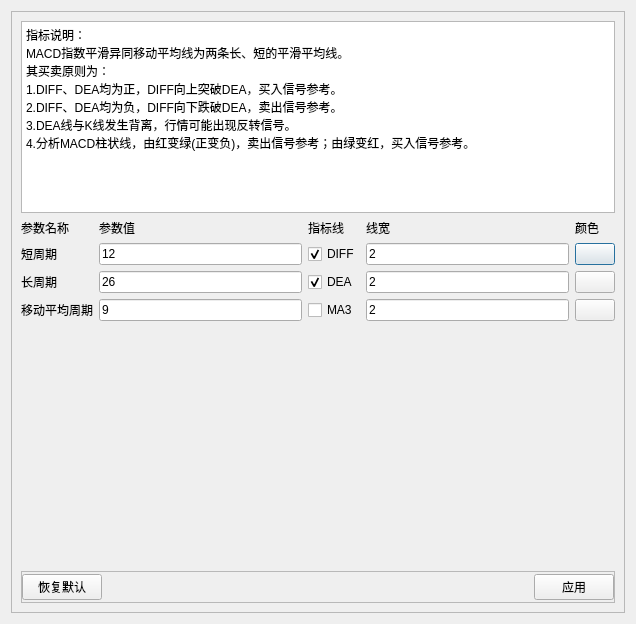
Above: src/gui/qt_widgets/MComponents/indicators/setting/MacdSettingDialog.ui from Daydreamer-AI/KLineReview before the change. Below: the same form after it.
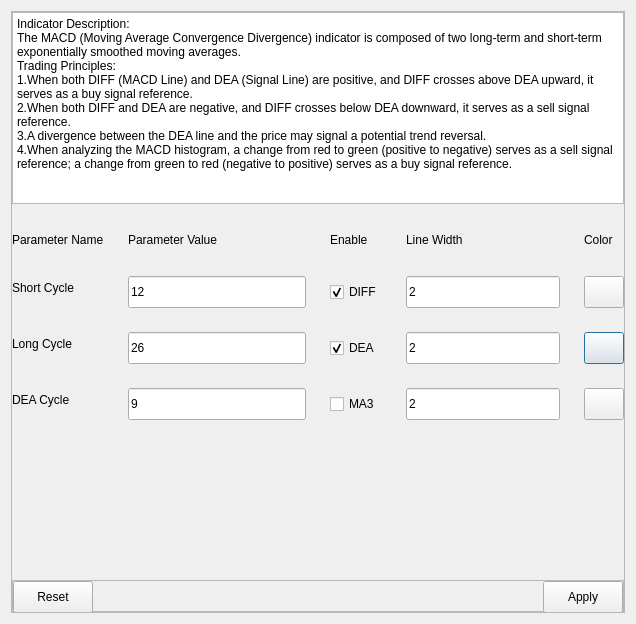
That is the form after the change. Custom widgets are drawn as their Qt base class.

Commit message: 指标设置对话框UI及国际化更新

Diff of the .ui file:
```diff
--- a/src/gui/qt_widgets/MComponents/indicators/setting/MacdSettingDialog.ui
+++ b/src/gui/qt_widgets/MComponents/indicators/setting/MacdSettingDialog.ui
@@ -23,6 +23,21 @@
       <enum>QFrame::Raised</enum>
      </property>
      <layout class="QVBoxLayout" name="verticalLayout">
+      <property name="spacing">
+       <number>24</number>
+      </property>
+      <property name="leftMargin">
+       <number>0</number>
+      </property>
+      <property name="topMargin">
+       <number>0</number>
+      </property>
+      <property name="rightMargin">
+       <number>0</number>
+      </property>
+      <property name="bottomMargin">
+       <number>0</number>
+      </property>
       <item>
        <widget class="QPlainTextEdit" name="plainTextEdit">
         <property name="sizePolicy">
@@ -35,169 +50,295 @@
          <bool>true</bool>
         </property>
         <property name="plainText">
-         <string>指标说明：
-MACD指数平滑异同移动平均线为两条长、短的平滑平均线。
-其买卖原则为：
-1.DIFF、DEA均为正，DIFF向上突破DEA，买入信号参考。
-2.DIFF、DEA均为负，DIFF向下跌破DEA，卖出信号参考。
-3.DEA线与K线发生背离，行情可能出现反转信号。
-4.分析MACD柱状线，由红变绿(正变负)，卖出信号参考；由绿变红，买入信号参考。</string>
+         <string>Indicator Description:
+The MACD (Moving Average Convergence Divergence) indicator is composed of two long-term and short-term exponentially smoothed moving averages.
+Trading Principles:
+1.When both DIFF (MACD Line) and DEA (Signal Line) are positive, and DIFF crosses above DEA upward, it serves as a buy signal reference.
+2.When both DIFF and DEA are negative, and DIFF crosses below DEA downward, it serves as a sell signal reference.
+3.A divergence between the DEA line and the price may signal a potential trend reversal.
+4.When analyzing the MACD histogram, a change from red to green (positive to negative) serves as a sell signal reference; a change from green to red (negative to positive) serves as a buy signal reference.</string>
         </property>
        </widget>
       </item>
       <item>
-       <layout class="QGridLayout" name="gridLayout">
-        <item row="0" column="0">
-         <widget class="QLabel" name="label_title_para_name">
-          <property name="text">
-           <string>参数名称</string>
-          </property>
-         </widget>
+       <layout class="QHBoxLayout" name="horizontalLayout">
+        <property name="spacing">
+         <number>24</number>
+        </property>
+        <item>
+         <layout class="QFormLayout" name="formLayout">
+          <item row="0" column="0">
+           <widget class="BodyLabel" name="label_title_para_name">
+            <property name="minimumSize">
+             <size>
+              <width>0</width>
+              <height>24</height>
+             </size>
+            </property>
+            <property name="text">
+             <string>Parameter Name</string>
+            </property>
+           </widget>
+          </item>
+          <item row="0" column="1">
+           <widget class="BodyLabel" name="label_title_para_value">
+            <property name="minimumSize">
+             <size>
+              <width>0</width>
+              <height>24</height>
+             </size>
+            </property>
+            <property name="text">
+             <string>Parameter Value</string>
+            </property>
+           </widget>
+          </item>
+          <item row="1" column="0">
+           <widget class="BodyLabel" name="label_title_ma_period">
+            <property name="text">
+             <string>Short Cycle</string>
+            </property>
+           </widget>
+          </item>
+          <item row="1" column="1">
+           <widget class="LineEdit" name="lineEdit_ma_period">
+            <property name="minimumSize">
+             <size>
+              <width>0</width>
+              <height>32</height>
+             </size>
+            </property>
+            <property name="text">
+             <string>12</string>
+            </property>
+           </widget>
+          </item>
+          <item row="2" column="0">
+           <widget class="BodyLabel" name="label_title_ma_period_1">
+            <property name="text">
+             <string>Long Cycle</string>
+            </property>
+           </widget>
+          </item>
+          <item row="2" column="1">
+           <widget class="LineEdit" name="lineEdit_ma_period_1">
+            <property name="minimumSize">
+             <size>
+              <width>0</width>
+              <height>32</height>
+             </size>
+            </property>
+            <property name="text">
+             <string>26</string>
+            </property>
+           </widget>
+          </item>
+          <item row="3" column="0">
+           <widget class="BodyLabel" name="label_title_ma_period_2">
+            <property name="text">
+             <string>DEA Cycle</string>
+            </property>
+           </widget>
+          </item>
+          <item row="3" column="1">
+           <widget class="LineEdit" name="lineEdit_ma_period_2">
+            <property name="minimumSize">
+             <size>
+              <width>0</width>
+              <height>32</height>
+             </size>
+            </property>
+            <property name="text">
+             <string>9</string>
+            </property>
+           </widget>
+          </item>
+         </layout>
         </item>
-        <item row="0" column="1">
-         <widget class="QLabel" name="label_title_para_value">
-          <property name="text">
-           <string>参数值</string>
-          </property>
-         </widget>
-        </item>
-        <item row="0" column="2">
-         <widget class="QLabel" name="label_title_indicators">
-          <property name="sizePolicy">
-           <sizepolicy hsizetype="Preferred" vsizetype="Preferred">
-            <horstretch>0</horstretch>
-            <verstretch>0</verstretch>
-           </sizepolicy>
-          </property>
-          <property name="text">
-           <string>指标线</string>
-          </property>
-         </widget>
-        </item>
-        <item row="0" column="3">
-         <widget class="QLabel" name="label_title_line_width">
-          <property name="text">
-           <string>线宽</string>
-          </property>
-         </widget>
-        </item>
-        <item row="0" column="4">
-         <widget class="QLabel" name="label_title_line_color">
-          <property name="text">
-           <string>颜色</string>
-          </property>
-         </widget>
-        </item>
-        <item row="1" column="0">
-         <widget class="QLabel" name="label_title_ma_period">
-          <property name="text">
-           <string>短周期</string>
-          </property>
-         </widget>
-        </item>
-        <item row="1" column="1">
-         <widget class="QLineEdit" name="lineEdit_ma_period">
-          <property name="text">
-           <string>12</string>
-          </property>
-         </widget>
-        </item>
-        <item row="1" column="2">
-         <widget class="QCheckBox" name="checkBox_ma">
-          <property name="text">
-           <string>DIFF</string>
-          </property>
-          <property name="checked">
-           <bool>true</bool>
-          </property>
-         </widget>
-        </item>
-        <item row="1" column="3">
-         <widget class="QLineEdit" name="lineEdit_line_width">
-          <property name="text">
-           <string>2</string>
-          </property>
-         </widget>
-        </item>
-        <item row="1" column="4">
-         <widget class="QPushButton" name="btn_color">
-          <property name="text">
-           <string/>
-          </property>
-         </widget>
-        </item>
-        <item row="2" column="0">
-         <widget class="QLabel" name="label_title_ma_period_1">
-          <property name="text">
-           <string>长周期</string>
-          </property>
-         </widget>
-        </item>
-        <item row="2" column="1">
-         <widget class="QLineEdit" name="lineEdit_ma_period_1">
-          <property name="text">
-           <string>26</string>
-          </property>
-         </widget>
-        </item>
-        <item row="2" column="2">
-         <widget class="QCheckBox" name="checkBox_ma_1">
-          <property name="text">
-           <string>DEA</string>
-          </property>
-          <property name="checked">
-           <bool>true</bool>
-          </property>
-         </widget>
-        </item>
-        <item row="2" column="3">
-         <widget class="QLineEdit" name="lineEdit_line_width_1">
-          <property name="text">
-           <string>2</string>
-          </property>
-         </widget>
-        </item>
-        <item row="2" column="4">
-         <widget class="QPushButton" name="btn_color_1">
-          <property name="text">
-           <string/>
-          </property>
-         </widget>
-        </item>
-        <item row="3" column="0">
-         <widget class="QLabel" name="label_title_ma_period_2">
-          <property name="text">
-           <string>移动平均周期</string>
-          </property>
-         </widget>
-        </item>
-        <item row="3" column="1">
-         <widget class="QLineEdit" name="lineEdit_ma_period_2">
-          <property name="text">
-           <string>9</string>
-          </property>
-         </widget>
-        </item>
-        <item row="3" column="2">
-         <widget class="QCheckBox" name="checkBox_ma_2">
-          <property name="text">
-           <string>MA3</string>
-          </property>
-         </widget>
-        </item>
-        <item row="3" column="3">
-         <widget class="QLineEdit" name="lineEdit_line_width_2">
-          <property name="text">
-           <string>2</string>
-          </property>
-         </widget>
-        </item>
-        <item row="3" column="4">
-         <widget class="QPushButton" name="btn_color_2">
-          <property name="text">
-           <string/>
-          </property>
-         </widget>
+        <item>
+         <layout class="QGridLayout" name="gridLayout">
+          <item row="0" column="1">
+           <widget class="BodyLabel" name="label_title_line_width">
+            <property name="minimumSize">
+             <size>
+              <width>0</width>
+              <height>24</height>
+             </size>
+            </property>
+            <property name="text">
+             <string>Line Width</string>
+            </property>
+           </widget>
+          </item>
+          <item row="0" column="2">
+           <widget class="BodyLabel" name="label_title_line_color">
+            <property name="minimumSize">
+             <size>
+              <width>0</width>
+              <height>24</height>
+             </size>
+            </property>
+            <property name="text">
+             <string>Color</string>
+            </property>
+           </widget>
+          </item>
+          <item row="2" column="2">
+           <widget class="QPushButton" name="btn_color_1">
+            <property name="minimumSize">
+             <size>
+              <width>0</width>
+              <height>32</height>
+             </size>
+            </property>
+            <property name="text">
+             <string/>
+            </property>
+           </widget>
+          </item>
+          <item row="2" column="1">
+           <widget class="LineEdit" name="lineEdit_line_width_1">
+            <property name="minimumSize">
+             <size>
+              <width>0</width>
+              <height>32</height>
+             </size>
+            </property>
+            <property name="text">
+             <string>2</string>
+            </property>
+           </widget>
+          </item>
+          <item row="1" column="1">
+           <widget class="LineEdit" name="lineEdit_line_width">
+            <property name="minimumSize">
+             <size>
+              <width>0</width>
+              <height>32</height>
+             </size>
+            </property>
+            <property name="text">
+             <string>2</string>
+            </property>
+           </widget>
+          </item>
+          <item row="3" column="0">
+           <widget class="CheckBox" name="checkBox_ma_2">
+            <property name="minimumSize">
+             <size>
+              <width>0</width>
+              <height>32</height>
+             </size>
+            </property>
+            <property name="text">
+             <string>MA3</string>
+            </property>
+           </widget>
+          </item>
+          <item row="1" column="2">
+           <widget class="QPushButton" name="btn_color">
+            <property name="minimumSize">
+             <size>
+              <width>0</width>
+              <height>32</height>
+             </size>
+            </property>
+            <property name="text">
+             <string/>
+            </property>
+           </widget>
+          </item>
+          <item row="3" column="1">
+           <widget class="LineEdit" name="lineEdit_line_width_2">
+            <property name="minimumSize">
+             <size>
+              <width>0</width>
+              <height>32</height>
+             </size>
+            </property>
+            <property name="text">
+             <string>2</string>
+            </property>
+           </widget>
+          </item>
+          <item row="2" column="0">
+           <widget class="CheckBox" name="checkBox_ma_1">
+            <property name="minimumSize">
+             <size>
+              <width>0</width>
+              <height>32</height>
+             </size>
+            </property>
+            <property name="text">
+             <string>DEA</string>
+            </property>
+            <property name="checked">
+             <bool>true</bool>
+            </property>
+           </widget>
+          </item>
+          <item row="3" column="2">
+           <widget class="QPushButton" name="btn_color_2">
+            <property name="minimumSize">
+             <size>
+              <width>0</width>
+              <height>32</height>
+             </size>
+            </property>
+            <property name="text">
+             <string/>
+            </property>
+           </widget>
+          </item>
+          <item row="0" column="0">
+           <widget class="BodyLabel" name="label_title_indicators">
+            <property name="sizePolicy">
+             <sizepolicy hsizetype="Preferred" vsizetype="Preferred">
+              <horstretch>0</horstretch>
+              <verstretch>0</verstretch>
+             </sizepolicy>
+            </property>
+            <property name="minimumSize">
+             <size>
+              <width>0</width>
+              <height>24</height>
+             </size>
+            </property>
+            <property name="text">
+             <string>Enable</string>
+            </property>
+           </widget>
+          </item>
+          <item row="1" column="0">
+           <widget class="CheckBox" name="checkBox_ma">
+            <property name="minimumSize">
+             <size>
+              <width>0</width>
+              <height>32</height>
+             </size>
+            </property>
+            <property name="text">
+             <string>DIFF</string>
+            </property>
+            <property name="checked">
+             <bool>true</bool>
+            </property>
+           </widget>
+          </item>
+          <item row="4" column="1">
+           <spacer name="verticalSpacer_2">
+            <property name="orientation">
+             <enum>Qt::Vertical</enum>
+            </property>
+            <property name="sizeHint" stdset="0">
+             <size>
+              <width>20</width>
+              <height>40</height>
+             </size>
+            </property>
+           </spacer>
+          </item>
+         </layout>
         </item>
        </layout>
       </item>
@@ -248,9 +389,15 @@
           <number>0</number>
          </property>
          <item>
-          <widget class="QPushButton" name="btn_reset">
+          <widget class="PushButton" name="btn_reset">
+           <property name="minimumSize">
+            <size>
+             <width>0</width>
+             <height>32</height>
+            </size>
+           </property>
            <property name="text">
-            <string>恢复默认</string>
+            <string>Reset</string>
            </property>
           </widget>
          </item>
@@ -268,9 +415,15 @@
           </spacer>
          </item>
          <item>
-          <widget class="QPushButton" name="btn_apply">
+          <widget class="PushButton" name="btn_apply">
+           <property name="minimumSize">
+            <size>
+             <width>0</width>
+             <height>32</height>
+            </size>
+           </property>
            <property name="text">
-            <string>应用</string>
+            <string>Apply</string>
            </property>
           </widget>
          </item>
@@ -282,6 +435,33 @@
    </item>
   </layout>
  </widget>
+ <customwidgets>
+  <customwidget>
+   <class>PushButton</class>
+   <extends>QPushButton</extends>
+   <header>button</header>
+  </customwidget>
+  <customwidget>
+   <class>LineEdit</class>
+   <extends>QLineEdit</extends>
+   <header>line_edit</header>
+  </customwidget>
+  <customwidget>
+   <class>CheckBox</class>
+   <extends>QCheckBox</extends>
+   <header>check_box</header>
+  </customwidget>
+  <customwidget>
+   <class>BodyLabel</class>
+   <extends>QLabel</extends>
+   <header>label</header>
+  </customwidget>
+  <customwidget>
+   <class>TextBrowser</class>
+   <extends>QPlainTextEdit</extends>
+   <header>line_edit</header>
+  </customwidget>
+ </customwidgets>
  <resources/>
  <connections/>
 </ui>
```
Left out of the diff: 4 changed lines with no effect on the pictures. The commit also changes 14 other files.
